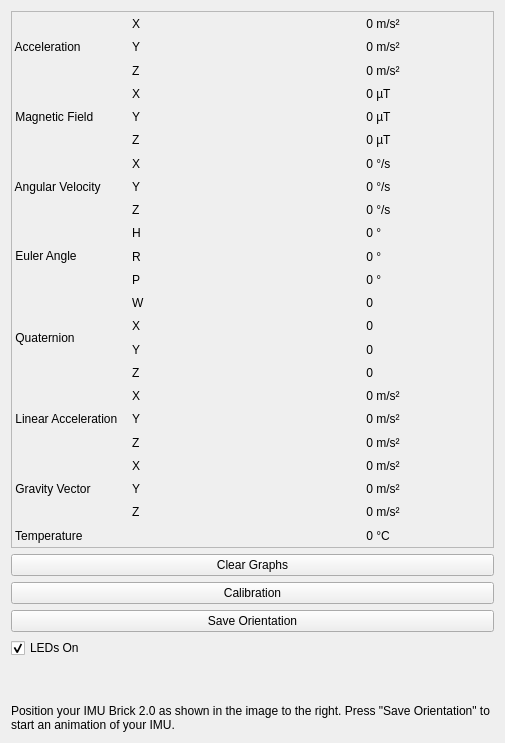
Qt form src/brickv/plugin_system/plugins/imu_v2/ui/imu_v2.ui (Tinkerforge/brickv) before a commit.
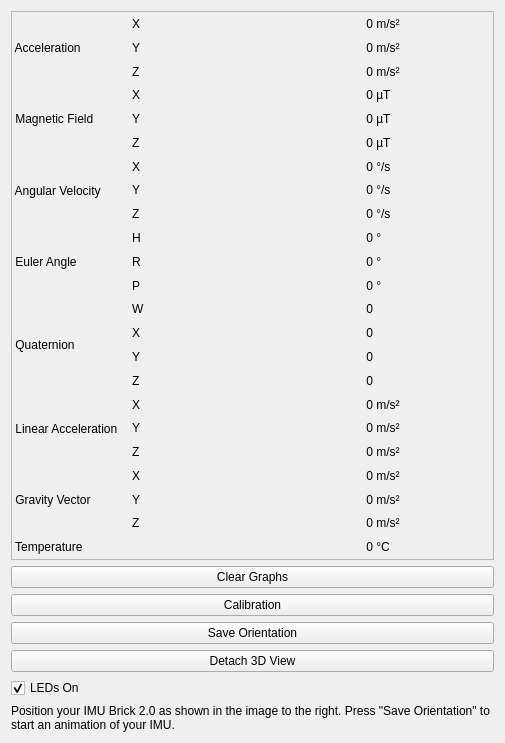
The same form after that commit.

Commit message: imu-v2: Make 3D view detachable

Patch:
```diff
--- a/src/brickv/plugin_system/plugins/imu_v2/ui/imu_v2.ui
+++ b/src/brickv/plugin_system/plugins/imu_v2/ui/imu_v2.ui
@@ -33,7 +33,7 @@
           <x>0</x>
           <y>0</y>
           <width>483</width>
-          <height>504</height>
+          <height>511</height>
          </rect>
         </property>
         <layout class="QVBoxLayout" name="verticalLayout_2">
@@ -693,6 +693,13 @@
            </property>
           </widget>
          </item>
+         <item>
+          <widget class="QPushButton" name="button_detach_3d_view">
+           <property name="text">
+            <string>Detach 3D View</string>
+           </property>
+          </widget>
+         </item>
          <item>
           <widget class="QCheckBox" name="checkbox_leds">
            <property name="text">
@@ -711,7 +718,7 @@
            <property name="sizeHint" stdset="0">
             <size>
              <width>20</width>
-             <height>40</height>
+             <height>0</height>
             </size>
            </property>
           </spacer>
```
The commit also changes 1 other file.
